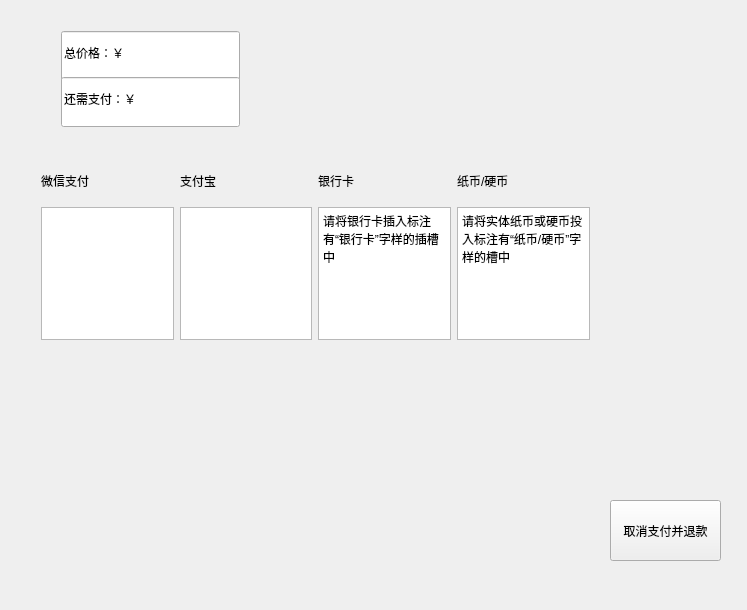
Old version of the form SimulationTicketingSystem_ShenzhenMetro/PayPage.ui in the repository DrinkerqvB/SimulationTicketingSystem_ShenzhenMetro.
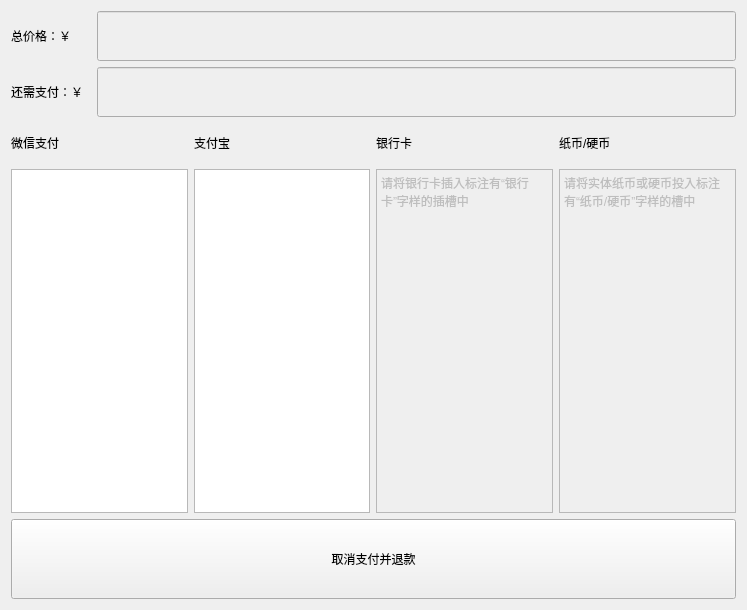
New version of the form.

Commit message: 计算价格代码完成

Diff of the .ui file:
```diff
--- a/SimulationTicketingSystem_ShenzhenMetro/PayPage.ui
+++ b/SimulationTicketingSystem_ShenzhenMetro/PayPage.ui
@@ -13,31 +13,29 @@
   <property name="windowTitle">
    <string>PayPage</string>
   </property>
-  <widget class="QPushButton" name="pushButton_cancelPay">
-   <property name="geometry">
-    <rect>
-     <x>610</x>
-     <y>500</y>
-     <width>111</width>
-     <height>61</height>
-    </rect>
-   </property>
-   <property name="text">
-    <string>取消支付并退款</string>
-   </property>
-  </widget>
-  <widget class="QWidget" name="">
-   <property name="geometry">
-    <rect>
-     <x>50</x>
-     <y>20</y>
-     <width>201</width>
-     <height>108</height>
-    </rect>
-   </property>
+  <layout class="QVBoxLayout" name="verticalLayout_6">
+   <item>
    <layout class="QVBoxLayout" name="verticalLayout">
     <item>
+      <layout class="QHBoxLayout" name="horizontalLayout_2">
+       <item>
+        <widget class="QLabel" name="label">
+         <property name="minimumSize">
+          <size>
+           <width>80</width>
+           <height>0</height>
+          </size>
+         </property>
+         <property name="text">
+          <string>总价格：￥</string>
+         </property>
+        </widget>
+       </item>
+       <item>
      <widget class="QLineEdit" name="lineEdit_totalPayment">
+         <property name="enabled">
+          <bool>false</bool>
+         </property>
       <property name="sizePolicy">
        <sizepolicy hsizetype="Expanding" vsizetype="Fixed">
         <horstretch>0</horstretch>
@@ -51,16 +49,20 @@
        </size>
       </property>
       <property name="text">
-       <string>总价格：￥</string>
+          <string/>
       </property>
      </widget>
     </item>
+      </layout>
+     </item>
     <item>
-     <widget class="QLineEdit" name="lineEdit_needToPay">
+      <layout class="QHBoxLayout" name="horizontalLayout_3">
+       <item>
+        <widget class="QLabel" name="label_2">
       <property name="minimumSize">
        <size>
-        <width>0</width>
-        <height>50</height>
+           <width>80</width>
+           <height>0</height>
        </size>
       </property>
       <property name="text">
@@ -68,17 +70,27 @@
       </property>
      </widget>
     </item>
-   </layout>
-  </widget>
-  <widget class="QWidget" name="">
-   <property name="geometry">
-    <rect>
-     <x>30</x>
-     <y>150</y>
-     <width>571</width>
-     <height>201</height>
-    </rect>
-   </property>
+       <item>
+        <widget class="QLineEdit" name="lineEdit_needToPay">
+         <property name="enabled">
+          <bool>false</bool>
+         </property>
+         <property name="minimumSize">
+          <size>
+           <width>0</width>
+           <height>50</height>
+          </size>
+         </property>
+         <property name="text">
+          <string/>
+         </property>
+        </widget>
+       </item>
+      </layout>
+     </item>
+    </layout>
+   </item>
+   <item>
    <layout class="QHBoxLayout" name="horizontalLayout">
     <item>
      <layout class="QVBoxLayout" name="verticalLayout_2">
@@ -145,6 +157,9 @@
       </item>
       <item>
        <widget class="QTextEdit" name="textEdit_bankCardGuide">
+         <property name="enabled">
+          <bool>false</bool>
+         </property>
         <property name="html">
          <string>&lt;!DOCTYPE HTML PUBLIC &quot;-//W3C//DTD HTML 4.0//EN&quot; &quot;http://www.w3.org/TR/REC-html40/strict.dtd&quot;&gt;
 &lt;html&gt;&lt;head&gt;&lt;meta name=&quot;qrichtext&quot; content=&quot;1&quot; /&gt;&lt;meta charset=&quot;utf-8&quot; /&gt;&lt;style type=&quot;text/css&quot;&gt;
@@ -176,6 +191,9 @@
       </item>
       <item>
        <widget class="QTextEdit" name="textEdit_2">
+         <property name="enabled">
+          <bool>false</bool>
+         </property>
         <property name="html">
          <string>&lt;!DOCTYPE HTML PUBLIC &quot;-//W3C//DTD HTML 4.0//EN&quot; &quot;http://www.w3.org/TR/REC-html40/strict.dtd&quot;&gt;
 &lt;html&gt;&lt;head&gt;&lt;meta name=&quot;qrichtext&quot; content=&quot;1&quot; /&gt;&lt;meta charset=&quot;utf-8&quot; /&gt;&lt;style type=&quot;text/css&quot;&gt;
@@ -191,7 +209,21 @@
      </layout>
     </item>
    </layout>
-  </widget>
+   </item>
+   <item>
+    <widget class="QPushButton" name="pushButton_cancelPay">
+     <property name="minimumSize">
+      <size>
+       <width>0</width>
+       <height>80</height>
+      </size>
+     </property>
+     <property name="text">
+      <string>取消支付并退款</string>
+     </property>
+    </widget>
+   </item>
+  </layout>
  </widget>
  <layoutdefault spacing="6" margin="11"/>
  <resources/>
```
Lines whose indentation alone changed are shown as unchanged. The commit also changes 4 other files.
